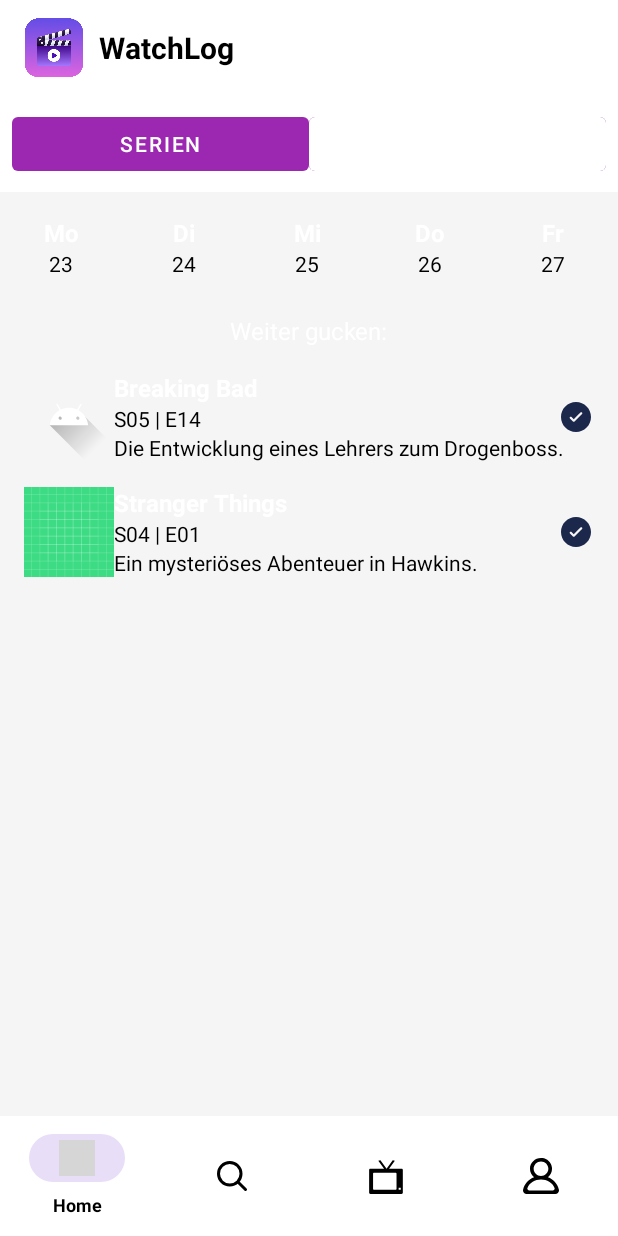
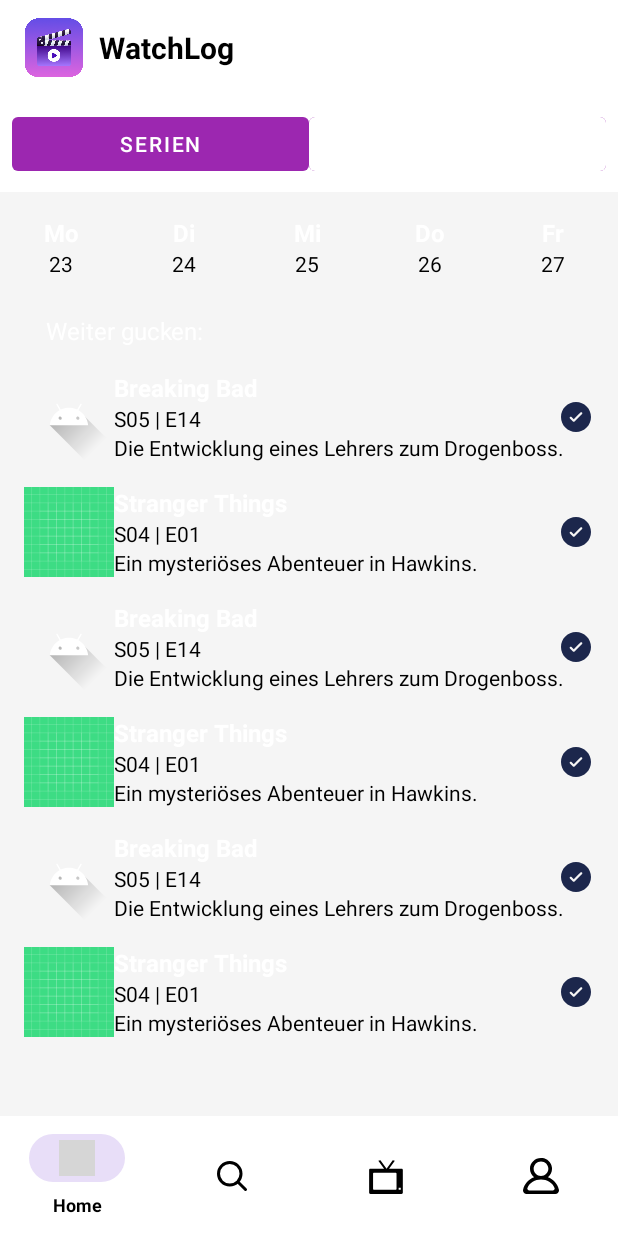
Before and after one commit to NimaWoods/WatchLog, an Android app: the screen it shows after launch (MainActivity), on a phone screen of 412 x 824 dp. Run offline under Robolectric (Android 15) with nearby library versions, the phone set to English and light mode, and no system bars; our stand-ins replace navigation-ui; grey boxes are pictures that could not be loaded.

Commit message:
some changes to main view

```diff
--- a/app/src/main/AndroidManifest.xml
+++ b/app/src/main/AndroidManifest.xml
@@ -1,6 +1,9 @@
 <?xml version="1.0" encoding="utf-8"?>
 <manifest xmlns:android="http://schemas.android.com/apk/res/android"
     xmlns:tools="http://schemas.android.com/tools">
+
+    <!-- Internet Permission -->
+    <uses-permission android:name="android.permission.INTERNET" />
 
     <application
         android:allowBackup="true"
--- a/app/src/main/java/com/nimawoods/watchlog/adapter/CalendarAdapter.kt
+++ b/app/src/main/java/com/nimawoods/watchlog/adapter/CalendarAdapter.kt
@@ -20,7 +20,7 @@ class CalendarAdapter(
 
     override fun onCreateViewHolder(parent: ViewGroup, viewType: Int): CalendarViewHolder {
         val view = LayoutInflater.from(parent.context)
-            .inflate(R.layout.calender_item, parent, false)
+            .inflate(R.layout.item_calender, parent, false)
         return CalendarViewHolder(view)
     }
 
--- a/app/src/main/java/com/nimawoods/watchlog/adapter/ListAdapter.kt
+++ b/app/src/main/java/com/nimawoods/watchlog/adapter/ListAdapter.kt
@@ -29,7 +29,7 @@ class ListAdapter(private var items: List<ListEntry>) :
         return when (viewType) {
             VIEW_TYPE_HEADER -> {
                 val view = LayoutInflater.from(parent.context)
-                    .inflate(R.layout.header_item, parent, false)
+                    .inflate(R.layout.item_header, parent, false)
                 HeaderViewHolder(view)
             }
             VIEW_TYPE_ITEM -> {
--- a/app/src/main/java/com/nimawoods/watchlog/adapter/WatchlistAdapter.kt
+++ b/app/src/main/java/com/nimawoods/watchlog/adapter/WatchlistAdapter.kt
@@ -23,7 +23,7 @@ class WatchlistAdapter(
 
     override fun onCreateViewHolder(parent: ViewGroup, viewType: Int): WatchlistViewHolder {
         val view = LayoutInflater.from(parent.context)
-            .inflate(R.layout.watchlist_item, parent, false)
+            .inflate(R.layout.item_watchlist, parent, false)
         return WatchlistViewHolder(view)
     }
 
--- /dev/null
+++ b/app/src/main/java/com/nimawoods/watchlog/api/film/FilmMapper.kt
@@ -0,0 +1,4 @@
+package com.nimawoods.watchlog.api.film
+
+class FilmMapper {
+}
--- /dev/null
+++ b/app/src/main/java/com/nimawoods/watchlog/api/film/FilmModel.kt
@@ -0,0 +1,4 @@
+package com.nimawoods.watchlog.api.film
+
+class FilmModel {
+}
--- /dev/null
+++ b/app/src/main/java/com/nimawoods/watchlog/api/series/SeriesAPIHandler.kt
@@ -0,0 +1,4 @@
+package com.nimawoods.watchlog.api.series
+
+class SeriesAPIHandler {
+}
--- /dev/null
+++ b/app/src/main/java/com/nimawoods/watchlog/api/series/SeriesMapper.kt
@@ -0,0 +1,4 @@
+package com.nimawoods.watchlog.api.series
+
+class SeriesMapper {
+}
--- /dev/null
+++ b/app/src/main/java/com/nimawoods/watchlog/api/series/SeriesModel.kt
@@ -0,0 +1,4 @@
+package com.nimawoods.watchlog.api.series
+
+class SeriesModel {
+}
--- /dev/null
+++ b/app/src/main/java/com/nimawoods/watchlog/api/series/SeriesService.kt
@@ -0,0 +1,4 @@
+package com.nimawoods.watchlog.api.series
+
+class SeriesService {
+}
--- a/app/src/main/java/com/nimawoods/watchlog/ui/HomeFragment.kt
+++ b/app/src/main/java/com/nimawoods/watchlog/ui/HomeFragment.kt
@@ -24,7 +24,7 @@ class HomeFragment : Fragment() {
     private lateinit var btnFilme: Button
     private lateinit var btnSerien: Button
     private lateinit var watchlistAdapter: WatchlistAdapter
-    private var isSerieSelected = true // Standardmäßig Serien ausgewählt
+    private var isSerieSelected = true
 
     override fun onCreateView(
         inflater: LayoutInflater, container: ViewGroup?,
@@ -38,11 +38,9 @@ class HomeFragment : Fragment() {
         setupCalendarRecyclerView(view)
         setupWatchlistRecyclerView(view)
 
-        // Initialisiere die Watchlist und Styles
         updateWatchlist(getWatchlistItemsSerien())
         updateButtonStyles()
 
-        // Filme-Button klickbar machen
         btnFilme.setOnClickListener {
             if (isSerieSelected) {
                 isSerieSelected = false
@@ -110,12 +108,20 @@ class HomeFragment : Fragment() {
     private fun getWatchlistItemsFilme(): List<WatchlistItem> {
         return listOf(
             WatchlistItem("Inception", "Movie", "Ein spannender Traum in einem Traum.", R.drawable.ic_launcher_foreground, isWatched = false),
+            WatchlistItem("Titanic", "Movie", "Ein episches Liebesdrama auf hoher See.", R.drawable.ic_launcher_background, isWatched = true),
+            WatchlistItem("Inception", "Movie", "Ein spannender Traum in einem Traum.", R.drawable.ic_launcher_foreground, isWatched = false),
+            WatchlistItem("Titanic", "Movie", "Ein episches Liebesdrama auf hoher See.", R.drawable.ic_launcher_background, isWatched = true),
+            WatchlistItem("Inception", "Movie", "Ein spannender Traum in einem Traum.", R.drawable.ic_launcher_foreground, isWatched = false),
             WatchlistItem("Titanic", "Movie", "Ein episches Liebesdrama auf hoher See.", R.drawable.ic_launcher_background, isWatched = true)
         )
     }
 
     private fun getWatchlistItemsSerien(): List<WatchlistItem> {
         return listOf(
+            WatchlistItem("Breaking Bad", "S05 | E14", "Die Entwicklung eines Lehrers zum Drogenboss.", R.drawable.ic_launcher_foreground, isWatched = false),
+            WatchlistItem("Stranger Things", "S04 | E01", "Ein mysteriöses Abenteuer in Hawkins.", R.drawable.ic_launcher_background, isWatched = true),
+            WatchlistItem("Breaking Bad", "S05 | E14", "Die Entwicklung eines Lehrers zum Drogenboss.", R.drawable.ic_launcher_foreground, isWatched = false),
+            WatchlistItem("Stranger Things", "S04 | E01", "Ein mysteriöses Abenteuer in Hawkins.", R.drawable.ic_launcher_background, isWatched = true),
             WatchlistItem("Breaking Bad", "S05 | E14", "Die Entwicklung eines Lehrers zum Drogenboss.", R.drawable.ic_launcher_foreground, isWatched = false),
             WatchlistItem("Stranger Things", "S04 | E01", "Ein mysteriöses Abenteuer in Hawkins.", R.drawable.ic_launcher_background, isWatched = true)
         )
--- a/app/src/main/res/layout/fragment_home.xml
+++ b/app/src/main/res/layout/fragment_home.xml
@@ -51,22 +51,22 @@
         app:layout_constraintTop_toBottomOf="@id/button_container"
         app:layout_constraintStart_toStartOf="parent"
         app:layout_constraintEnd_toEndOf="parent"
-        tools:listitem="@layout/calender_item" />
+        tools:listitem="@layout/item_calender" />
 
     <!-- "Weiter gucken"-Label -->
     <TextView
         android:id="@+id/weiter_gucken_label"
         android:layout_width="wrap_content"
         android:layout_height="wrap_content"
+        android:layout_marginTop="8dp"
         android:text="Weiter gucken:"
         android:textColor="@android:color/white"
         android:textSize="16sp"
-        android:layout_marginTop="8dp"
 
-        app:layout_constraintTop_toBottomOf="@id/calendar_recycler"
+        app:layout_constraintEnd_toEndOf="parent"
+        app:layout_constraintHorizontal_bias="0.1"
         app:layout_constraintStart_toStartOf="parent"
-        app:layout_constraintEnd_toEndOf="parent"
-        />
+        app:layout_constraintTop_toBottomOf="@id/calendar_recycler" />
 
     <!-- Watchlist RecyclerView -->
     <androidx.recyclerview.widget.RecyclerView
@@ -79,6 +79,6 @@
         app:layout_constraintBottom_toBottomOf="parent"
         app:layout_constraintStart_toStartOf="parent"
         app:layout_constraintEnd_toEndOf="parent"
-        tools:listitem="@layout/watchlist_item" />
+        tools:listitem="@layout/item_watchlist" />
 
 </androidx.constraintlayout.widget.ConstraintLayout>
```
Also changed, not shown: app/src/main/java/com/nimawoods/watchlog/api/APIHandler.kt (added, +9 -0 lines), app/src/main/java/com/nimawoods/watchlog/api/film/FilmAPIHandler.kt (added, +29 -0 lines), app/src/main/java/com/nimawoods/watchlog/api/film/FilmService.kt (added, +9 -0 lines), app/src/main/res/layout/item_calender.xml (renamed from app/src/main/res/layout/calender_item.xml), app/src/main/res/layout/item_header.xml (renamed from app/src/main/res/layout/header_item.xml), app/src/main/res/layout/item_watchlist.xml (renamed from app/src/main/res/layout/watchlist_item.xml).
